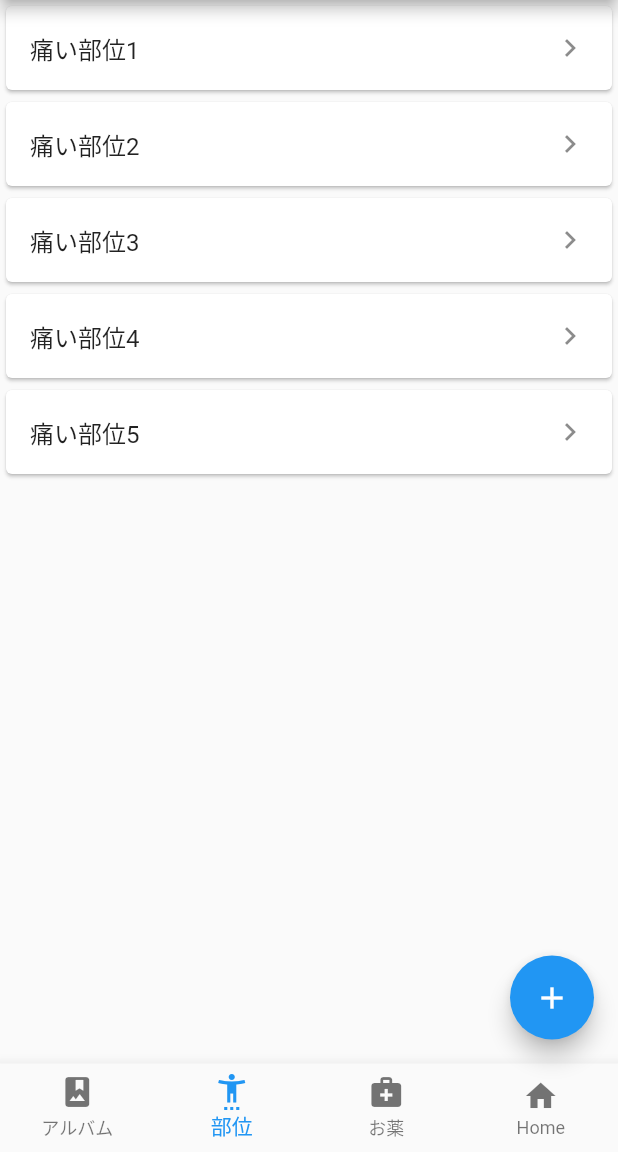
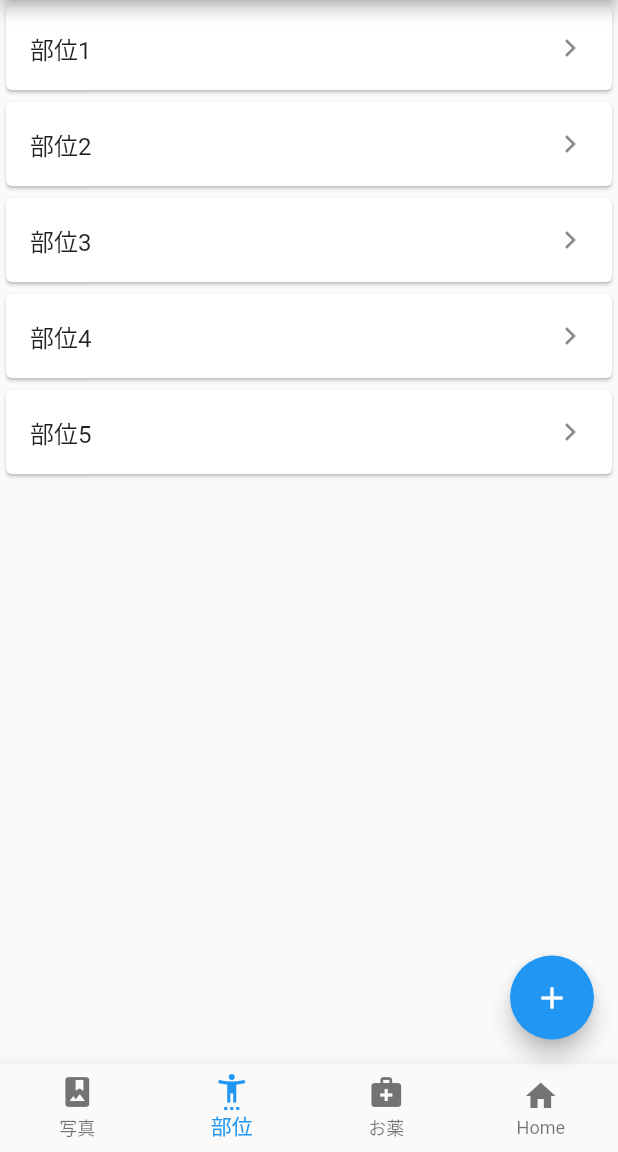
Before and after one commit to captain-blue210/itete_no_suke_flutter, a Flutter app: the screen it shows after launch, item 2 of the bottom bar chosen, on a phone screen of 412 x 824 dp, the part 84-1236 px from its top. Run offline on Flutter 3.47's test engine with Material 2 defaults, Android fonts, the phone set to English and light mode, and no system bars; our stand-ins replace photo_view.

Commit message:
Refactor body parts (#20)
* chore : add the provider package

* refactor : split classes

* refactor : extract addButton method

* refactor : delete unnecessary text button

```diff
--- a/lib/main.dart
+++ b/lib/main.dart
@@ -1,28 +1,45 @@
 import 'package:flutter/material.dart';
+import 'package:itetenosukte_flutter/model/body_parts.dart';
+import 'package:itetenosukte_flutter/model/body_parts_repository_interface.dart';
+import 'package:itetenosukte_flutter/repository/body_parts_repository_mock.dart';
 import 'package:itetenosukte_flutter/view/pages/home.dart';
+import 'package:provider/provider.dart';
 
 void main() {
-  runApp(const MyApp());
+  runApp(const Init());
 }
 
-class MyApp extends StatelessWidget {
-  const MyApp({Key? key}) : super(key: key);
+class Init extends StatelessWidget {
+  const Init({Key? key}) : super(key: key);
 
   // This widget is the root of your application.
+  @override
+  Widget build(BuildContext context) {
+    return MultiProvider(
+      providers: [
+        Provider<BodyPartsRepositoryInterface>(
+          create: (context) => BodyPartsRepositoryMock(),
+        ),
+        Provider<BodyParts>(
+          create: (context) => BodyParts(
+              bodyRepository: context.read<BodyPartsRepositoryInterface>()),
+        )
+      ],
+      child: Itetenosuke(),
+    );
+  }
+}
+
+class Itetenosuke extends StatelessWidget {
+  const Itetenosuke({
+    Key? key,
+  }) : super(key: key);
+
   @override
   Widget build(BuildContext context) {
     return MaterialApp(
       title: 'Flutter Demo',
       theme: ThemeData(
-        // This is the theme of your application.
-        //
-        // Try running your application with "flutter run". You'll see the
-        // application has a blue toolbar. Then, without quitting the app, try
-        // changing the primarySwatch below to Colors.green and then invoke
-        // "hot reload" (press "r" in the console where you ran "flutter run",
-        // or simply save your changes to "hot reload" in a Flutter IDE).
-        // Notice that the counter didn't reset back to zero; the application
-        // is not restarted.
         primarySwatch: Colors.blue,
       ),
       home: const Home(),
--- /dev/null
+++ b/lib/model/body_part.dart
@@ -0,0 +1,5 @@
+class BodyPart {
+  late final String name;
+
+  BodyPart({required this.name});
+}
--- /dev/null
+++ b/lib/model/body_parts_repository_interface.dart
@@ -0,0 +1,5 @@
+import 'package:itetenosukte_flutter/model/body_part.dart';
+
+abstract class BodyPartsRepositoryInterface {
+  Future<List<BodyPart>> findAll();
+}
--- /dev/null
+++ b/lib/repository/body_parts_repository_mock.dart
@@ -0,0 +1,20 @@
+import 'dart:collection';
+
+import 'package:itetenosukte_flutter/model/body_part.dart';
+import 'package:itetenosukte_flutter/model/body_parts_repository_interface.dart';
+
+class BodyPartsRepositoryMock implements BodyPartsRepositoryInterface {
+  static final List<String> _bodyPartsList = [
+    "部位1",
+    "部位2",
+    "部位3",
+    "部位4",
+    "部位5",
+  ];
+
+  @override
+  Future<List<BodyPart>> findAll() {
+    return Future.value(UnmodifiableListView(
+        _bodyPartsList.map((name) => BodyPart(name: name))));
+  }
+}
--- a/lib/view/pages/body_parts_list.dart
+++ /dev/null
@@ -1,49 +0,0 @@
-import 'package:flutter/cupertino.dart';
-import 'package:flutter/material.dart';
-
-class BodyPartsList extends StatefulWidget {
-  const BodyPartsList({Key? key}) : super(key: key);
-
-  @override
-  _BodyPartsListState createState() => _BodyPartsListState();
-}
-
-class _BodyPartsListState extends State<BodyPartsList> {
-  @override
-  Widget build(BuildContext context) {
-    return ListView(
-      children: <Widget>[
-        Card(
-          child: ListTile(
-            title: Text('痛い部位1'),
-            trailing: Icon(Icons.keyboard_arrow_right),
-          ),
-        ),
-        Card(
-          child: ListTile(
-            title: Text('痛い部位2'),
-            trailing: Icon(Icons.keyboard_arrow_right),
-          ),
-        ),
-        Card(
-          child: ListTile(
-            title: Text('痛い部位3'),
-            trailing: Icon(Icons.keyboard_arrow_right),
-          ),
-        ),
-        Card(
-          child: ListTile(
-            title: Text('痛い部位4'),
-            trailing: Icon(Icons.keyboard_arrow_right),
-          ),
-        ),
-        Card(
-          child: ListTile(
-            title: Text('痛い部位5'),
-            trailing: Icon(Icons.keyboard_arrow_right),
-          ),
-        ),
-      ],
-    );
-  }
-}
--- a/lib/view/pages/home.dart
+++ b/lib/view/pages/home.dart
@@ -1,11 +1,10 @@
 import 'package:flutter/material.dart';
-import 'package:itetenosukte_flutter/view/pages/body_parts_list.dart';
-import 'package:itetenosukte_flutter/view/pages/body_parts_registration.dart';
+import 'package:itetenosukte_flutter/view/pages/body_parts.dart';
 import 'package:itetenosukte_flutter/view/pages/medicine_list.dart';
-import 'package:itetenosukte_flutter/view/pages/medicine_registration.dart';
-import 'package:itetenosukte_flutter/view/pages/pain_record.dart';
 import 'package:itetenosukte_flutter/view/pages/pain_record_list.dart';
 import 'package:itetenosukte_flutter/view/pages/photo_list.dart';
+import 'package:itetenosukte_flutter/view/widgets/add_button.dart';
+import 'package:itetenosukte_flutter/view/widgets/add_button_index.dart';
 
 class Home extends StatefulWidget {
   const Home({Key? key}) : super(key: key);
@@ -14,10 +13,10 @@ class Home extends StatefulWidget {
 }
 
 class _HomeState extends State<Home> {
-  static int _selectedIndex = 3;
+  AddButton addButton = AddButton();
   static const List<Widget> _pages = <Widget>[
     PhotoList(),
-    BodyPartsList(),
+    BodyParts(),
     MedicineList(),
     PainRecordList(),
   ];
@@ -29,7 +28,7 @@ class _HomeState extends State<Home> {
         title: const Text('いててのすけ'),
       ),
       body: Center(
-        child: _pages.elementAt(_selectedIndex),
+        child: _pages.elementAt(addButton.getCurrentIndex()),
       ),
       floatingActionButton: FloatingActionButton(
         onPressed: () {
@@ -37,24 +36,18 @@ class _HomeState extends State<Home> {
             context: context,
             isScrollControlled: true,
             builder: (context) {
-              if (_selectedIndex == 2) {
-                return MedicineRegistration();
-              }
-              if (_selectedIndex == 1) {
-                return BodyPartsRegistration();
-              }
-              return PainRecord();
+              return addButton.getAddButton();
             },
           );
         },
-        child: Icon(Icons.add),
+        child: const Icon(Icons.add),
       ),
       floatingActionButtonLocation: FloatingActionButtonLocation.endFloat,
       bottomNavigationBar: BottomNavigationBar(
         items: const <BottomNavigationBarItem>[
           BottomNavigationBarItem(
             icon: Icon(Icons.photo_album),
-            label: 'アルバム',
+            label: '写真', // TODO アルバム->写真
           ),
           BottomNavigationBarItem(
             icon: Icon(Icons.settings_accessibility),
@@ -70,10 +63,10 @@ class _HomeState extends State<Home> {
           ),
         ],
         type: BottomNavigationBarType.fixed,
-        currentIndex: _selectedIndex,
+        currentIndex: addButton.getCurrentIndex(),
         onTap: (index) {
           setState(() {
-            _selectedIndex = index;
+            addButton.index = AddButtonIndex.values[index];
           });
         },
       ),
--- a/lib/view/pages/medicine_list.dart
+++ b/lib/view/pages/medicine_list.dart
@@ -1,5 +1,5 @@
 import 'package:flutter/material.dart';
-import 'package:itetenosukte_flutter/view/pages/pain_record.dart';
+import 'package:itetenosukte_flutter/view/pages/pain_record_input.dart';
 
 class MedicineList extends StatefulWidget {
   const MedicineList({Key? key}) : super(key: key);
@@ -19,7 +19,7 @@ class _MedicineListState extends State<MedicineList> {
             trailing: Icon(Icons.keyboard_arrow_right),
             onTap: () => showBottomSheet(
               context: context,
-              builder: (context) => PainRecord(),
+              builder: (context) => PainRecordInput(),
             ),
           ),
         ),
--- /dev/null
+++ b/lib/view/widgets/add_button.dart
@@ -0,0 +1,27 @@
+import 'package:flutter/material.dart';
+import 'package:itetenosukte_flutter/view/pages/body_parts_input.dart';
+import 'package:itetenosukte_flutter/view/pages/medicine_input.dart';
+import 'package:itetenosukte_flutter/view/pages/pain_record_input.dart';
+import 'package:itetenosukte_flutter/view/widgets/add_button_index.dart';
+
+class AddButton {
+  AddButtonIndex _index = AddButtonIndex.painrecord;
+
+  StatefulWidget getAddButton() {
+    if (_index == AddButtonIndex.bodyParts) {
+      return BodyPartsInput();
+    }
+    if (_index == AddButtonIndex.medicine) {
+      return MedicineInput();
+    }
+    return PainRecordInput();
+  }
+
+  int getCurrentIndex() {
+    return _index.index;
+  }
+
+  set index(AddButtonIndex newIndex) {
+    _index = newIndex;
+  }
+}
--- /dev/null
+++ b/lib/view/widgets/add_button_index.dart
@@ -0,0 +1 @@
+enum AddButtonIndex { photo, bodyParts, medicine, painrecord }
--- /dev/null
+++ b/lib/view/widgets/body_parts_card.dart
@@ -0,0 +1,17 @@
+import 'package:flutter/material.dart';
+
+class BodyPartsCard extends StatelessWidget {
+  final String name;
+
+  const BodyPartsCard({Key? key, required this.name}) : super(key: key);
+
+  @override
+  Widget build(BuildContext context) {
+    return Card(
+      child: ListTile(
+        title: Text(name),
+        trailing: Icon(Icons.keyboard_arrow_right),
+      ),
+    );
+  }
+}
--- /dev/null
+++ b/lib/view/widgets/body_parts_card_list.dart
@@ -0,0 +1,33 @@
+import 'package:flutter/material.dart';
+import 'package:itetenosukte_flutter/model/body_part.dart';
+import 'package:itetenosukte_flutter/model/body_parts.dart';
+import 'package:itetenosukte_flutter/view/widgets/body_parts_card.dart';
+import 'package:provider/src/provider.dart';
+
+class BodyPartsCardList extends StatefulWidget {
+  const BodyPartsCardList({Key? key}) : super(key: key);
+
+  @override
+  _BodyPartsCardListState createState() => _BodyPartsCardListState();
+}
+
+class _BodyPartsCardListState extends State<BodyPartsCardList> {
+  @override
+  Widget build(BuildContext context) {
+    return FutureBuilder<List<BodyPart>>(
+      future: context.read<BodyParts>().getBodyParts(),
+      builder: (context, snapshot) {
+        if (snapshot.hasData) {
+          return ListView.builder(
+            itemCount: snapshot.data!.length,
+            itemBuilder: (context, index) {
+              return BodyPartsCard(name: snapshot.data![index].name);
+            },
+          );
+        } else {
+          return ListView();
+        }
+      },
+    );
+  }
+}
--- a/pubspec.yaml
+++ b/pubspec.yaml
@@ -31,6 +31,7 @@ dependencies:
     sdk: flutter
   firebase_core: "^1.7.0"
   photo_view: ^0.13.0
+  provider: ^6.0.1
 
   # The following adds the Cupertino Icons font to your application.
   # Use with the CupertinoIcons class for iOS style icons.
```
Also changed, not shown: lib/model/body_parts.dart (added, +18 -0 lines), lib/view/pages/body_parts.dart (added, +18 -0 lines), lib/view/pages/body_parts_input.dart (renamed from lib/view/pages/body_parts_registration.dart, +5 -5 lines), lib/view/pages/medicine_input.dart (renamed from lib/view/pages/medicine_registration.dart, +4 -4 lines), lib/view/pages/pain_record_input.dart (renamed from lib/view/pages/pain_record.dart, +4 -4 lines), lib/view/pages/pain_record_list.dart (+0 -8 lines), pubspec.lock, 1 other file.
